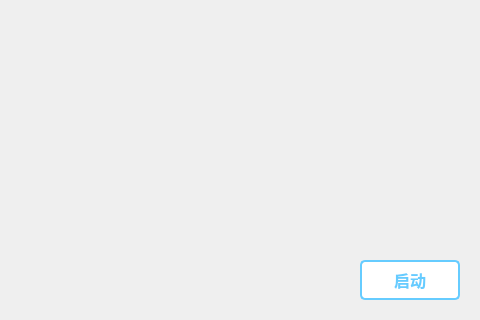
First picture: the form in arona.ui, repository QiShao42/RGD_FAE, before the edit; both pictures show x 320 to 800 and y 280 to 600 of the 800 by 600 pixel window.
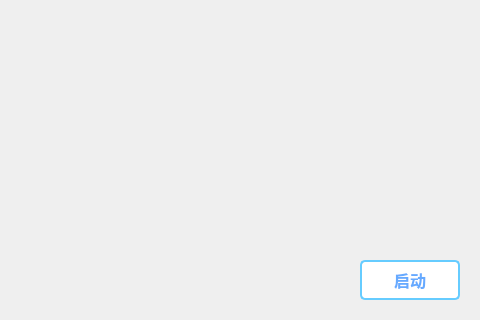
Second picture: the form after the edit.

Diff of the .ui file:
```diff
--- a/arona.ui
+++ b/arona.ui
@@ -103,7 +103,7 @@
             <property name="styleSheet">
              <string notr="true">QPushButton {
     background-color: white;
-    color: #66CCFF;
+    color: #66AAFF;
     border: 2px solid #66CCFF;
     border-radius: 5px;
     font-size: 16px;
```
